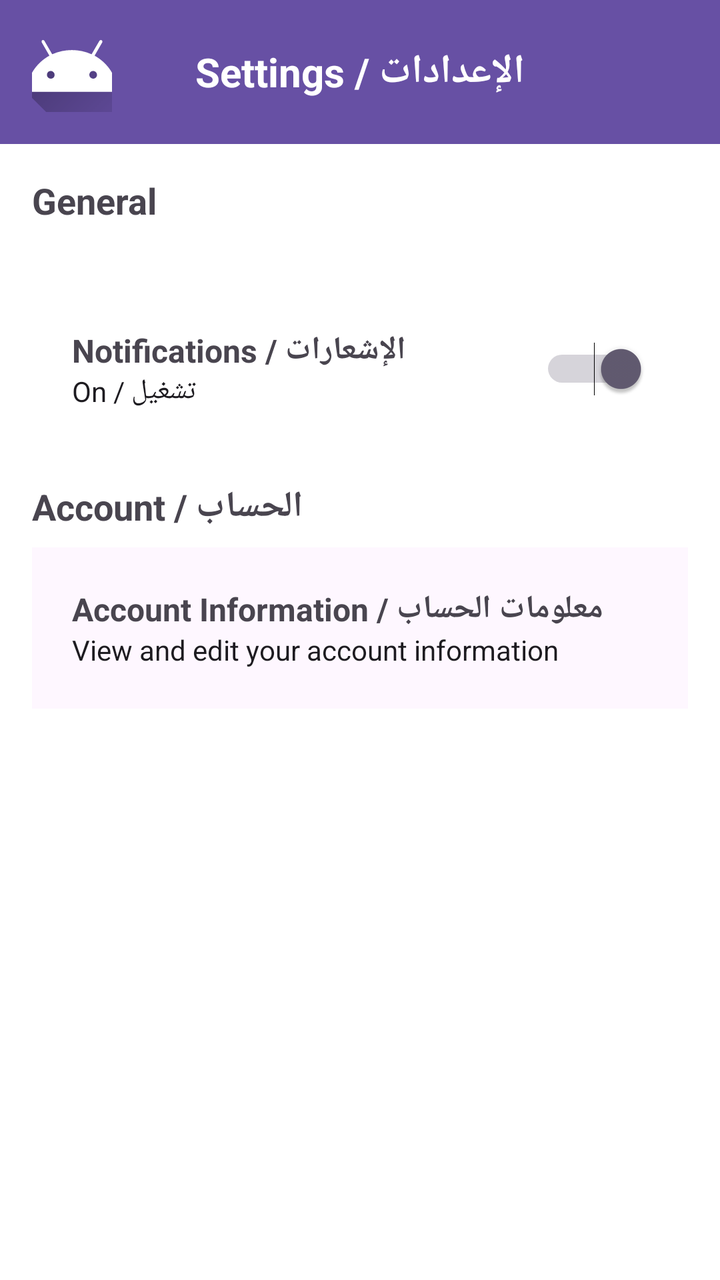
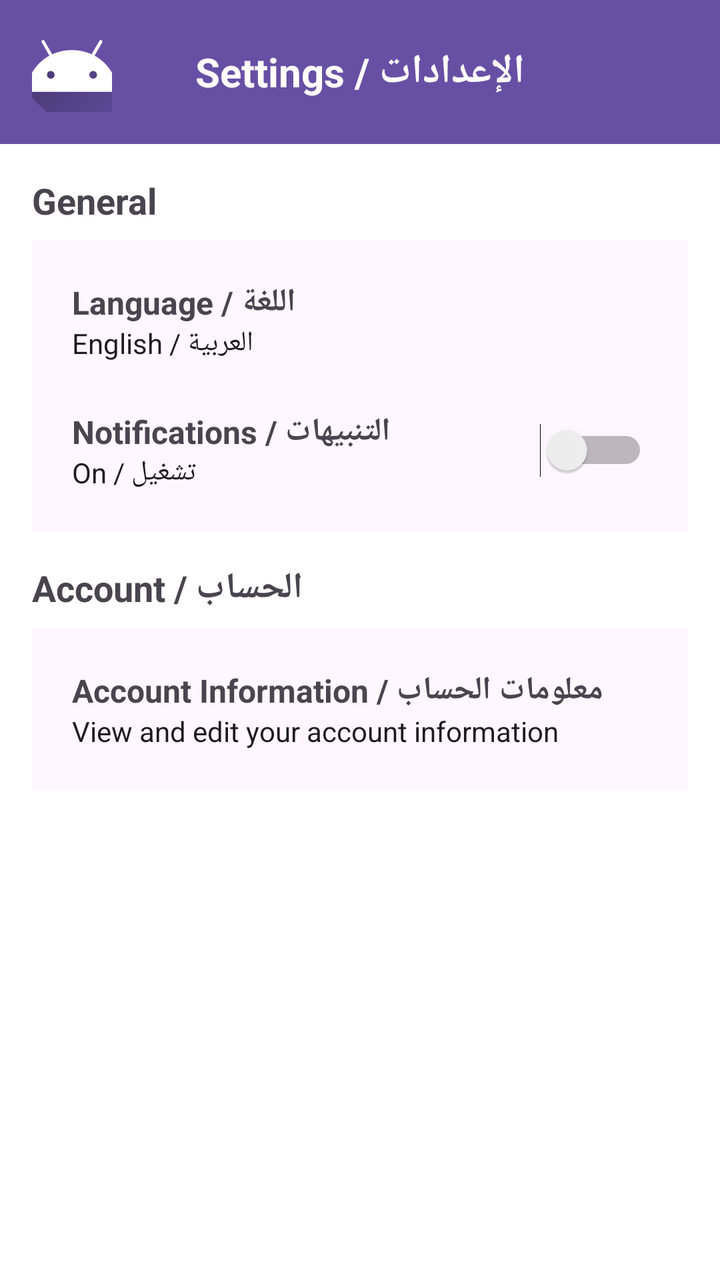

Screens rendered from an Android XML layout before and after an edit, with the pre-edit source and the edit as a unified diff.
<!-- AndroidManifest.xml: application theme Theme.Finalyazanproject -->
<!-- res/layout/activity_mainseting.xml -->
<?xml version="1.0" encoding="utf-8"?>
<androidx.constraintlayout.widget.ConstraintLayout
    xmlns:android="http://schemas.android.com/apk/res/android"
    xmlns:app="http://schemas.android.com/apk/res-auto"
    xmlns:tools="http://schemas.android.com/tools"
    android:id="@+id/rootLayout"
    android:layout_width="match_parent"
    android:layout_height="match_parent"
    android:background="@color/white">


    
    <LinearLayout
        android:id="@+id/headerLinearLayout"
        android:layout_width="0dp"
        android:layout_height="wrap_content"
        android:orientation="horizontal"
        android:padding="16dp"
        android:gravity="center_vertical"
        android:background="?attr/colorPrimary"
        app:layout_constraintTop_toTopOf="parent"
        app:layout_constraintStart_toStartOf="parent"
        app:layout_constraintEnd_toEndOf="parent">

        <ImageButton
            android:id="@+id/backButtonImageButton"
            android:layout_width="40dp"
            android:layout_height="40dp"
            android:background="?attr/selectableItemBackgroundBorderless"
            android:src="@drawable/ic_launcher_foreground"
            android:contentDescription="Back"/>

        <TextView
            android:id="@+id/headerTextView"
            android:layout_width="0dp"
            android:layout_height="wrap_content"
            android:layout_weight="1"
            android:text="Settings / الإعدادات"
            android:textSize="20sp"
            android:textColor="@android:color/white"
            android:textStyle="bold"
            android:gravity="center"/>

        <View
            android:id="@+id/headerView"
            android:layout_width="40dp"
            android:layout_height="40dp"/>
    </LinearLayout>

    
    <ScrollView
        android:id="@+id/scrollView"
        android:layout_width="0dp"
        android:layout_height="0dp"
        android:clipToPadding="false"
        android:padding="16dp"
        app:layout_constraintTop_toBottomOf="@id/headerLinearLayout"
        app:layout_constraintBottom_toBottomOf="parent"
        app:layout_constraintStart_toStartOf="parent"
        app:layout_constraintEnd_toEndOf="parent">

        <LinearLayout
            android:id="@+id/scrollableContentLinearLayout"
            android:layout_width="match_parent"
            android:layout_height="wrap_content"
            android:orientation="vertical">

            
            <TextView
                android:id="@+id/generalTextView"
                android:layout_width="wrap_content"
                android:layout_height="wrap_content"
                android:text="General"
                android:textSize="18sp"
                android:textStyle="bold"
                android:paddingBottom="8dp"/>

            <LinearLayout
                android:id="@+id/generalLinearLayout"
                android:layout_width="match_parent"
                android:layout_height="wrap_content"
                android:orientation="vertical"
                android:padding="8dp">

                
                <LinearLayout
                    android:id="@+id/languageLinearLayout"
                    android:layout_width="match_parent"
                    android:layout_height="wrap_content"
                    android:orientation="horizontal"
                    android:padding="12dp"
                    android:gravity="center_vertical"
                    android:background="?attr/selectableItemBackground"/>

                
                <LinearLayout
                    android:id="@+id/notificationsLinearLayout"
                    android:layout_width="match_parent"
                    android:layout_height="wrap_content"
                    android:orientation="horizontal"
                    android:padding="12dp"
                    android:gravity="center_vertical"
                    android:background="?attr/selectableItemBackground">

                    <LinearLayout
                        android:id="@+id/notificationsContentLinearLayout"
                        android:layout_width="0dp"
                        android:layout_height="wrap_content"
                        android:layout_weight="1"
                        android:orientation="vertical">

                        <TextView
                            android:id="@+id/notificationsTextView"
                            android:layout_width="wrap_content"
                            android:layout_height="wrap_content"
                            android:text="Notifications / الإشعارات"
                            android:textSize="16sp"
                            android:textStyle="bold"/>

                        <TextView
                            android:id="@+id/notificationsSubTextView"
                            android:layout_width="wrap_content"
                            android:layout_height="wrap_content"
                            android:text="On / تشغيل"
                            android:textSize="14sp"
                            android:textColor="?attr/colorOnBackground"/>
                    </LinearLayout>

                    <Switch
                        android:id="@+id/notificationSwitch"
                        android:layout_width="wrap_content"
                        android:layout_height="wrap_content"
                        android:checked="true"/>
                </LinearLayout>
            </LinearLayout>

            
            <TextView
                android:id="@+id/accountTextView"
                android:layout_width="wrap_content"
                android:layout_height="wrap_content"
                android:text="Account / الحساب"
                android:textSize="18sp"
                android:textStyle="bold"
                android:paddingTop="16dp"
                android:paddingBottom="8dp"/>

            <LinearLayout
                android:id="@+id/accountLinearLayout"
                android:layout_width="match_parent"
                android:layout_height="wrap_content"
                android:orientation="vertical"
                android:background="?attr/colorSurface"
                android:padding="8dp">

                
                <LinearLayout
                    android:id="@+id/accountInfoLinearLayout"
                    android:layout_width="match_parent"
                    android:layout_height="wrap_content"
                    android:orientation="horizontal"
                    android:padding="12dp"
                    android:gravity="center_vertical"
                    android:background="?attr/selectableItemBackground">

                    <LinearLayout
                        android:id="@+id/accountInfoContentLinearLayout"
                        android:layout_width="0dp"
                        android:layout_height="wrap_content"
                        android:layout_weight="1"
                        android:orientation="vertical">

                        <TextView
                            android:id="@+id/accountInfoTextView"
                            android:layout_width="wrap_content"
                            android:layout_height="wrap_content"
                            android:text="Account Information / معلومات الحساب"
                            android:textSize="16sp"
                            android:textStyle="bold"/>

                        <TextView
                            android:id="@+id/accountInfoSubTextView"
                            android:layout_width="wrap_content"
                            android:layout_height="wrap_content"
                            android:text="View and edit your account information"
                            android:textSize="14sp"
                            android:textColor="?attr/colorOnBackground"/>
                    </LinearLayout>
                </LinearLayout>
            </LinearLayout>
        </LinearLayout>
    </ScrollView>

</androidx.constraintlayout.widget.ConstraintLayout>
<!-- resources referenced by this layout -->
<resources>
  <color name="white">#FFFFFFFF</color>
  <!-- drawable ic_launcher_foreground (drawable) -->
  <vector xmlns:android="http://schemas.android.com/apk/res/android"
      xmlns:aapt="http://schemas.android.com/aapt"
      android:width="108dp"
      android:height="108dp"
      android:viewportWidth="108"
      android:viewportHeight="108">
      <path android:pathData="M31,63.928c0,0 6.4,-11 12.1,-13.1c7.2,-2.6 26,-1.4 26,-1.4l38.1,38.1L107,108.928l-32,-1L31,63.928z">
          <aapt:attr name="android:fillColor">
              <gradient
                  android:endX="85.84757"
                  android:endY="92.4963"
                  android:startX="42.9492"
                  android:startY="49.59793"
                  android:type="linear">
                  <item
                      android:color="#44000000"
                      android:offset="0.0" />
                  <item
                      android:color="#00000000"
                      android:offset="1.0" />
              </gradient>
          </aapt:attr>
      </path>
      <path
          android:fillColor="#FFFFFF"
          android:fillType="nonZero"
          android:pathData="M65.3,45.828l3.8,-6.6c0.2,-0.4 0.1,-0.9 -0.3,-1.1c-0.4,-0.2 -0.9,-0.1 -1.1,0.3l-3.9,6.7c-6.3,-2.8 -13.4,-2.8 -19.7,0l-3.9,-6.7c-0.2,-0.4 -0.7,-0.5 -1.1,-0.3C38.8,38.328 38.7,38.828 38.9,39.228l3.8,6.6C36.2,49.428 31.7,56.028 31,63.928h46C76.3,56.028 71.8,49.428 65.3,45.828zM43.4,57.328c-0.8,0 -1.5,-0.5 -1.8,-1.2c-0.3,-0.7 -0.1,-1.5 0.4,-2.1c0.5,-0.5 1.4,-0.7 2.1,-0.4c0.7,0.3 1.2,1 1.2,1.8C45.3,56.528 44.5,57.328 43.4,57.328L43.4,57.328zM64.6,57.328c-0.8,0 -1.5,-0.5 -1.8,-1.2s-0.1,-1.5 0.4,-2.1c0.5,-0.5 1.4,-0.7 2.1,-0.4c0.7,0.3 1.2,1 1.2,1.8C66.5,56.528 65.6,57.328 64.6,57.328L64.6,57.328z"
          android:strokeWidth="1"
          android:strokeColor="#00000000" />
  </vector>
  <style name="Theme.Finalyazanproject" parent="Base.Theme.Finalyazanproject" />
  <style name="Base.Theme.Finalyazanproject" parent="Theme.Material3.DayNight.NoActionBar">
          
          
      </style>
</resources>

<!-- the commit's change to res/layout/activity_mainseting.xml (unified diff, before → after) -->
@@ -80,6 +80,7 @@
                 android:layout_width="match_parent"
                 android:layout_height="wrap_content"
                 android:orientation="vertical"
+                android:background="?attr/colorSurface"
                 android:padding="8dp">
 
                 
@@ -90,7 +91,31 @@
                     android:orientation="horizontal"
                     android:padding="12dp"
                     android:gravity="center_vertical"
-                    android:background="?attr/selectableItemBackground"/>
+                    android:background="?attr/selectableItemBackground">
+
+                    <LinearLayout
+                        android:layout_width="0dp"
+                        android:layout_height="wrap_content"
+                        android:layout_weight="1"
+                        android:orientation="vertical">
+
+                        <TextView
+                            android:id="@+id/languageTextView"
+                            android:layout_width="wrap_content"
+                            android:layout_height="wrap_content"
+                            android:text="Language / اللغة"
+                            android:textSize="16sp"
+                            android:textStyle="bold"/>
+
+                        <TextView
+                            android:id="@+id/languageSubTextView"
+                            android:layout_width="wrap_content"
+                            android:layout_height="wrap_content"
+                            android:text="English / العربية"
+                            android:textSize="14sp"
+                            android:textColor="?attr/colorOnBackground"/>
+                    </LinearLayout>
+                </LinearLayout>
 
                 
                 <LinearLayout
@@ -103,7 +128,6 @@
                     android:background="?attr/selectableItemBackground">
 
                     <LinearLayout
-                        android:id="@+id/notificationsContentLinearLayout"
                         android:layout_width="0dp"
                         android:layout_height="wrap_content"
                         android:layout_weight="1"
@@ -113,7 +137,7 @@
                             android:id="@+id/notificationsTextView"
                             android:layout_width="wrap_content"
                             android:layout_height="wrap_content"
-                            android:text="Notifications / الإشعارات"
+                            android:text="Notifications / التنبيهات"
                             android:textSize="16sp"
                             android:textStyle="bold"/>
 
@@ -130,8 +154,10 @@
                         android:id="@+id/notificationSwitch"
                         android:layout_width="wrap_content"
                         android:layout_height="wrap_content"
-                        android:checked="true"/>
+                        android:clickable="false"
+                        android:focusable="false"/>
                 </LinearLayout>
+
             </LinearLayout>
 
             
